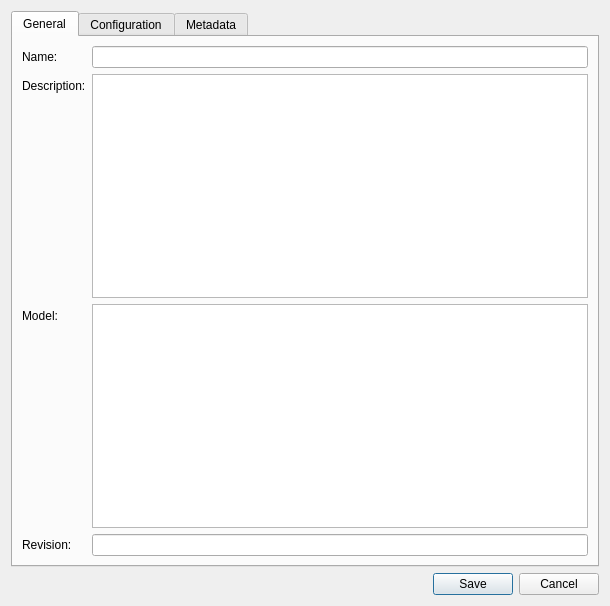
boucaron/ACTA_Gamma, file acta_gamma/ui/modelDialog.ui: the form before one commit.
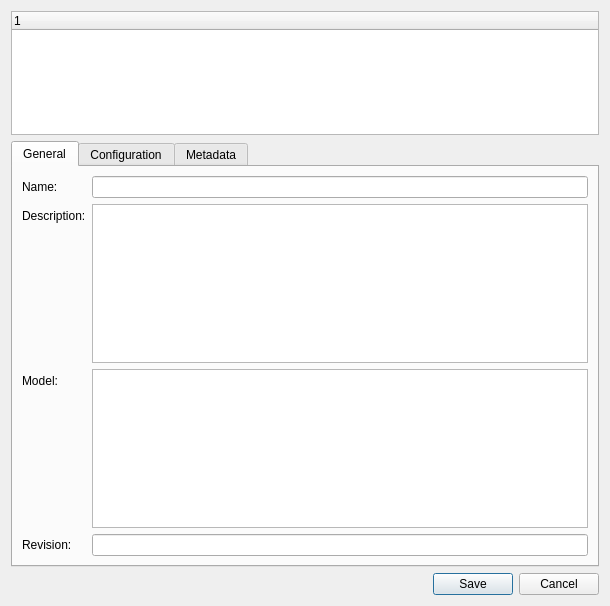
The form after the commit.

Commit message: Model dialog: load revision list, show selected revision

The edit to the form file:
```diff
--- a/acta_gamma/ui/modelDialog.ui
+++ b/acta_gamma/ui/modelDialog.ui
@@ -14,6 +14,15 @@
    <string>Dialog</string>
   </property>
   <layout class="QVBoxLayout" name="verticalLayout">
+   <item>
+    <widget class="QTreeWidget" name="revisionTreeWidget">
+     <column>
+      <property name="text">
+       <string notr="true">1</string>
+      </property>
+     </column>
+    </widget>
+   </item>
    <item>
     <widget class="QTabWidget" name="tabWidget">
      <property name="currentIndex">
```
The commit also changes 2 other files.
